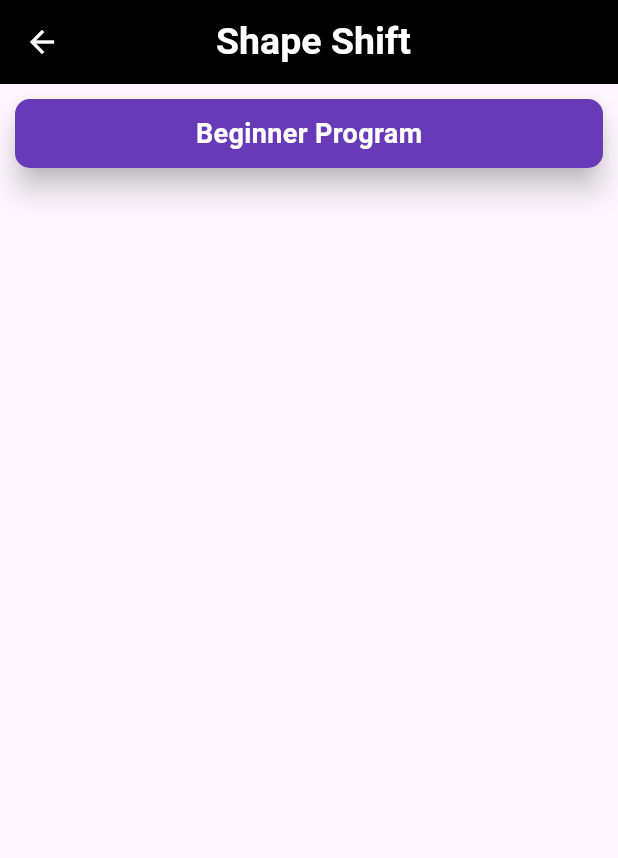
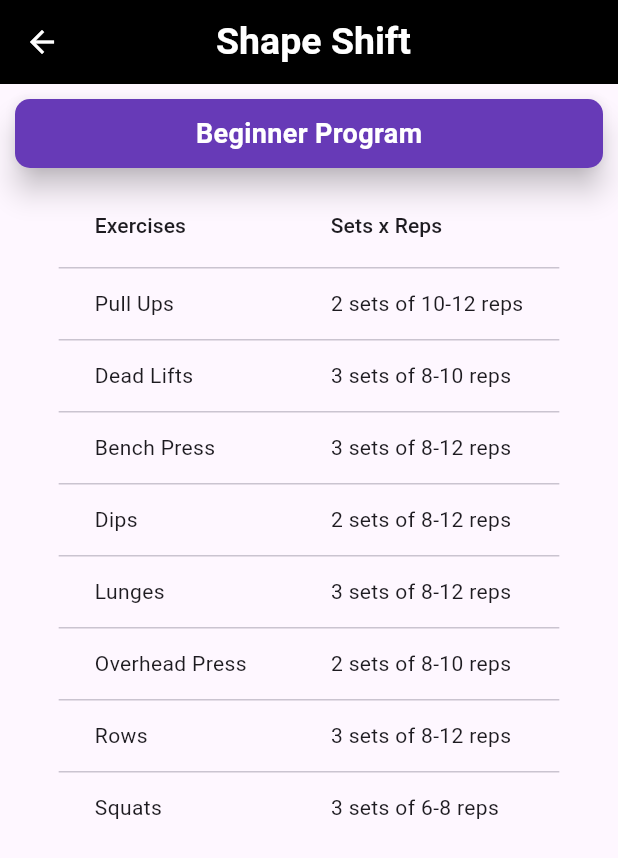
Before and after one commit to ReinoRabbit/personal_project, a Flutter app: the BeginnerProgramPage screen opened directly, on a phone screen of 412 x 824 dp. Shown: the top 858 px of the screen. Run offline on Flutter 3.47's test engine with Material 3 defaults, Android fonts, the light colour scheme and no system bars; our stand-ins replace firebase_auth, firebase_core; accounts and stored records are empty.

Commit message:
Added class and returned table

```diff
--- /dev/null
+++ b/lib/classes/beginner_exercises.dart
@@ -0,0 +1,20 @@
+class Exercises {
+  String exerciseName;
+  String setsReps;
+
+  Exercises({required this.exerciseName, required this.setsReps});
+
+  static List<Exercises> getExercises() {
+    return <Exercises>[
+      Exercises(exerciseName: "Pull Ups", setsReps: '2 sets of 10-12 reps'),
+      Exercises(exerciseName: "Dead Lifts", setsReps: '3 sets of 8-10 reps'),
+      Exercises(exerciseName: "Bench Press", setsReps: '3 sets of 8-12 reps'),
+      Exercises(exerciseName: "Dips", setsReps: '2 sets of 8-12 reps'),
+      Exercises(exerciseName: "Lunges", setsReps: '3 sets of 8-12 reps'),
+      Exercises(exerciseName: "Overhead Press", setsReps: '2 sets of 8-10 reps'),
+      Exercises(exerciseName: "Rows", setsReps: '3 sets of 8-12 reps'),
+      Exercises(exerciseName: "Squats", setsReps: '3 sets of 6-8 reps')
+    ];
+  }
+
+}
--- a/lib/ui/beginner_program_page.dart
+++ b/lib/ui/beginner_program_page.dart
@@ -1,4 +1,5 @@
 import 'package:flutter/material.dart';
+import 'package:personal_project/classes/beginner_exercises.dart';
 
 class BeginnerProgramPage extends StatefulWidget {
   const BeginnerProgramPage({super.key});
@@ -23,12 +24,12 @@
           iconTheme: const IconThemeData(color: Colors.white),
         ),
 
-        body: const SingleChildScrollView(
+        body: SingleChildScrollView(
         child: Column(
             crossAxisAlignment: CrossAxisAlignment.start,
             children: <Widget>[
 
-              Padding(
+              const Padding(
                 padding: EdgeInsets.all(6.0),
                 child: SizedBox(
                   width: double.infinity, // Set width to 100%
@@ -57,10 +58,42 @@
 
               //content here
 
+              Center(
+                child: dataBody(),
+              )
+
+
             ],
           ),
         ),
       ),
     );
   }
+
+  List<Exercises> exercises = [];
+
+  @override
+  void initState() {
+    exercises = Exercises.getExercises();
+    super.initState();
+  }
+
+  DataTable dataBody() {
+    return DataTable(
+      columns: const [
+        DataColumn(label: Text('Exercises'), numeric: false, tooltip: 'Exercise Names'),
+        DataColumn(label: Text('Sets x Reps'), numeric: false, tooltip: 'Amount of sets and reps')
+      ],
+      rows: exercises.map(
+        (e) => DataRow(cells: [
+          DataCell(
+            Text(e.exerciseName),
+          ),
+          DataCell(
+            Text(e.setsReps),
+          ),
+        ]),
+      ).toList(),
+    );
+  }
 }
```
